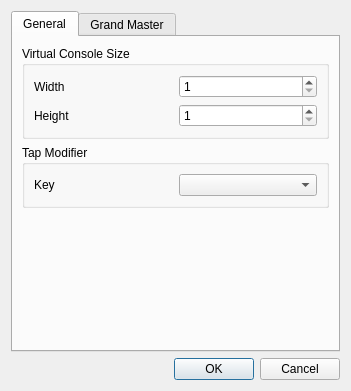
The window that ui/src/vcproperties.ui (mcallegari/qlcplus) describes before a commit, drawn with Qt 5.
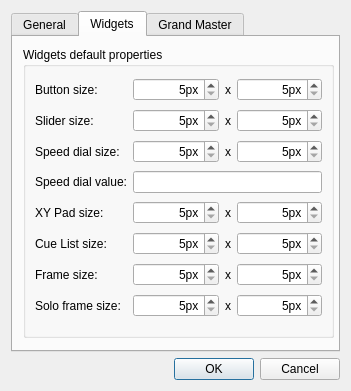
The same window after the commit. The open tabs and pages were chosen to show the change.

Commit message: It is now possible to set Virtual Console widgets default size and Speed Dial default value

What changed in the file:
```diff
--- a/ui/src/vcproperties.ui
+++ b/ui/src/vcproperties.ui
@@ -123,6 +123,386 @@
        </item>
       </layout>
      </widget>
+     <widget class="QWidget" name="tab">
+      <attribute name="title">
+       <string>Widgets</string>
+      </attribute>
+      <widget class="QGroupBox" name="groupBox_3">
+       <property name="geometry">
+        <rect>
+         <x>10</x>
+         <y>10</y>
+         <width>311</width>
+         <height>291</height>
+        </rect>
+       </property>
+       <property name="title">
+        <string>Widgets default properties</string>
+       </property>
+       <layout class="QGridLayout" name="gridLayout_2">
+        <item row="1" column="3">
+         <widget class="QSpinBox" name="m_sliderHspin">
+          <property name="alignment">
+           <set>Qt::AlignRight|Qt::AlignTrailing|Qt::AlignVCenter</set>
+          </property>
+          <property name="suffix">
+           <string notr="true">px</string>
+          </property>
+          <property name="minimum">
+           <number>5</number>
+          </property>
+          <property name="maximum">
+           <number>1000</number>
+          </property>
+          <property name="value">
+           <number>5</number>
+          </property>
+         </widget>
+        </item>
+        <item row="2" column="2">
+         <widget class="QLabel" name="label_9">
+          <property name="text">
+           <string>x</string>
+          </property>
+         </widget>
+        </item>
+        <item row="0" column="0">
+         <widget class="QLabel" name="label_2">
+          <property name="text">
+           <string>Button size:</string>
+          </property>
+         </widget>
+        </item>
+        <item row="7" column="0">
+         <widget class="QLabel" name="label_16">
+          <property name="text">
+           <string>Solo frame size:</string>
+          </property>
+         </widget>
+        </item>
+        <item row="0" column="1">
+         <widget class="QSpinBox" name="m_buttonWspin">
+          <property name="alignment">
+           <set>Qt::AlignRight|Qt::AlignTrailing|Qt::AlignVCenter</set>
+          </property>
+          <property name="suffix">
+           <string notr="true">px</string>
+          </property>
+          <property name="minimum">
+           <number>5</number>
+          </property>
+          <property name="maximum">
+           <number>1000</number>
+          </property>
+          <property name="value">
+           <number>5</number>
+          </property>
+         </widget>
+        </item>
+        <item row="0" column="2">
+         <widget class="QLabel" name="label_5">
+          <property name="sizePolicy">
+           <sizepolicy hsizetype="Fixed" vsizetype="Preferred">
+            <horstretch>0</horstretch>
+            <verstretch>0</verstretch>
+           </sizepolicy>
+          </property>
+          <property name="text">
+           <string>x</string>
+          </property>
+         </widget>
+        </item>
+        <item row="0" column="3">
+         <widget class="QSpinBox" name="m_buttonHspin">
+          <property name="alignment">
+           <set>Qt::AlignRight|Qt::AlignTrailing|Qt::AlignVCenter</set>
+          </property>
+          <property name="suffix">
+           <string notr="true">px</string>
+          </property>
+          <property name="minimum">
+           <number>5</number>
+          </property>
+          <property name="maximum">
+           <number>1000</number>
+          </property>
+          <property name="value">
+           <number>5</number>
+          </property>
+         </widget>
+        </item>
+        <item row="1" column="0">
+         <widget class="QLabel" name="label_6">
+          <property name="text">
+           <string>Slider size:</string>
+          </property>
+         </widget>
+        </item>
+        <item row="1" column="1">
+         <widget class="QSpinBox" name="m_sliderWspin">
+          <property name="alignment">
+           <set>Qt::AlignRight|Qt::AlignTrailing|Qt::AlignVCenter</set>
+          </property>
+          <property name="suffix">
+           <string notr="true">px</string>
+          </property>
+          <property name="minimum">
+           <number>5</number>
+          </property>
+          <property name="maximum">
+           <number>1000</number>
+          </property>
+          <property name="value">
+           <number>5</number>
+          </property>
+         </widget>
+        </item>
+        <item row="1" column="2">
+         <widget class="QLabel" name="label_7">
+          <property name="text">
+           <string>x</string>
+          </property>
+         </widget>
+        </item>
+        <item row="2" column="0">
+         <widget class="QLabel" name="label_8">
+          <property name="text">
+           <string>Speed dial size:</string>
+          </property>
+         </widget>
+        </item>
+        <item row="2" column="1">
+         <widget class="QSpinBox" name="m_speedWspin">
+          <property name="alignment">
+           <set>Qt::AlignRight|Qt::AlignTrailing|Qt::AlignVCenter</set>
+          </property>
+          <property name="suffix">
+           <string notr="true">px</string>
+          </property>
+          <property name="minimum">
+           <number>5</number>
+          </property>
+          <property name="maximum">
+           <number>1000</number>
+          </property>
+          <property name="value">
+           <number>5</number>
+          </property>
+         </widget>
+        </item>
+        <item row="2" column="3">
+         <widget class="QSpinBox" name="m_speedHspin">
+          <property name="alignment">
+           <set>Qt::AlignRight|Qt::AlignTrailing|Qt::AlignVCenter</set>
+          </property>
+          <property name="suffix">
+           <string notr="true">px</string>
+          </property>
+          <property name="minimum">
+           <number>5</number>
+          </property>
+          <property name="maximum">
+           <number>1000</number>
+          </property>
+          <property name="value">
+           <number>5</number>
+          </property>
+         </widget>
+        </item>
+        <item row="4" column="0">
+         <widget class="QLabel" name="label_10">
+          <property name="text">
+           <string>XY Pad size:</string>
+          </property>
+         </widget>
+        </item>
+        <item row="4" column="1">
+         <widget class="QSpinBox" name="m_xypadWspin">
+          <property name="alignment">
+           <set>Qt::AlignRight|Qt::AlignTrailing|Qt::AlignVCenter</set>
+          </property>
+          <property name="suffix">
+           <string notr="true">px</string>
+          </property>
+          <property name="minimum">
+           <number>5</number>
+          </property>
+          <property name="maximum">
+           <number>1000</number>
+          </property>
+         </widget>
+        </item>
+        <item row="4" column="2">
+         <widget class="QLabel" name="label_11">
+          <property name="text">
+           <string>x</string>
+          </property>
+         </widget>
+        </item>
+        <item row="4" column="3">
+         <widget class="QSpinBox" name="m_xypadHspin">
+          <property name="alignment">
+           <set>Qt::AlignRight|Qt::AlignTrailing|Qt::AlignVCenter</set>
+          </property>
+          <property name="suffix">
+           <string notr="true">px</string>
+          </property>
+          <property name="minimum">
+           <number>5</number>
+          </property>
+          <property name="maximum">
+           <number>1000</number>
+          </property>
+         </widget>
+        </item>
+        <item row="5" column="0">
+         <widget class="QLabel" name="label_12">
+          <property name="text">
+           <string>Cue List size:</string>
+          </property>
+         </widget>
+        </item>
+        <item row="5" column="1">
+         <widget class="QSpinBox" name="m_cuelistWspin">
+          <property name="alignment">
+           <set>Qt::AlignRight|Qt::AlignTrailing|Qt::AlignVCenter</set>
+          </property>
+          <property name="suffix">
+           <string notr="true">px</string>
+          </property>
+          <property name="minimum">
+           <number>5</number>
+          </property>
+          <property name="maximum">
+           <number>1000</number>
+          </property>
+         </widget>
+        </item>
+        <item row="5" column="2">
+         <widget class="QLabel" name="label_13">
+          <property name="text">
+           <string>x</string>
+          </property>
+         </widget>
+        </item>
+        <item row="5" column="3">
+         <widget class="QSpinBox" name="m_cuelistHspin">
+          <property name="alignment">
+           <set>Qt::AlignRight|Qt::AlignTrailing|Qt::AlignVCenter</set>
+          </property>
+          <property name="suffix">
+           <string notr="true">px</string>
+          </property>
+          <property name="minimum">
+           <number>5</number>
+          </property>
+          <property name="maximum">
+           <number>1000</number>
+          </property>
+         </widget>
+        </item>
+        <item row="6" column="0">
+         <widget class="QLabel" name="label_14">
+          <property name="text">
+           <string>Frame size:</string>
+          </property>
+         </widget>
+        </item>
+        <item row="6" column="1">
+         <widget class="QSpinBox" name="m_frameWspin">
+          <property name="alignment">
+           <set>Qt::AlignRight|Qt::AlignTrailing|Qt::AlignVCenter</set>
+          </property>
+          <property name="suffix">
+           <string notr="true">px</string>
+          </property>
+          <property name="minimum">
+           <number>5</number>
+          </property>
+          <property name="maximum">
+           <number>1000</number>
+          </property>
+         </widget>
+        </item>
+        <item row="6" column="2">
+         <widget class="QLabel" name="label_15">
+          <property name="text">
+           <string>x</string>
+          </property>
+         </widget>
+        </item>
+        <item row="6" column="3">
+         <widget class="QSpinBox" name="m_frameHspin">
+          <property name="alignment">
+           <set>Qt::AlignRight|Qt::AlignTrailing|Qt::AlignVCenter</set>
+          </property>
+          <property name="suffix">
+           <string notr="true">px</string>
+          </property>
+          <property name="minimum">
+           <number>5</number>
+          </property>
+          <property name="maximum">
+           <number>1000</number>
+          </property>
+         </widget>
+        </item>
+        <item row="7" column="1">
+         <widget class="QSpinBox" name="m_soloWspin">
+          <property name="alignment">
+           <set>Qt::AlignRight|Qt::AlignTrailing|Qt::AlignVCenter</set>
+          </property>
+          <property name="suffix">
+           <string notr="true">px</string>
+          </property>
+          <property name="minimum">
+           <number>5</number>
+          </property>
+          <property name="maximum">
+           <number>1000</number>
+          </property>
+         </widget>
+        </item>
+        <item row="7" column="2">
+         <widget class="QLabel" name="label_17">
+          <property name="text">
+           <string>x</string>
+          </property>
+         </widget>
+        </item>
+        <item row="7" column="3">
+         <widget class="QSpinBox" name="m_soloHspin">
+          <property name="alignment">
+           <set>Qt::AlignRight|Qt::AlignTrailing|Qt::AlignVCenter</set>
+          </property>
+          <property name="suffix">
+           <string notr="true">px</string>
+          </property>
+          <property name="minimum">
+           <number>5</number>
+          </property>
+          <property name="maximum">
+           <number>1000</number>
+          </property>
+         </widget>
+        </item>
+        <item row="3" column="0">
+         <widget class="QLabel" name="label_18">
+          <property name="text">
+           <string>Speed dial value:</string>
+          </property>
+         </widget>
+        </item>
+        <item row="3" column="1" colspan="3">
+         <widget class="QLineEdit" name="m_speedValueEdit">
+          <property name="alignment">
+           <set>Qt::AlignRight|Qt::AlignTrailing|Qt::AlignVCenter</set>
+          </property>
+         </widget>
+        </item>
+       </layout>
+      </widget>
+     </widget>
      <widget class="QWidget" name="GrandMaster">
       <attribute name="title">
        <string>Grand Master</string>
```
Left out of the diff: 32 changed lines with no effect on the pictures. The commit also changes 12 other files.
